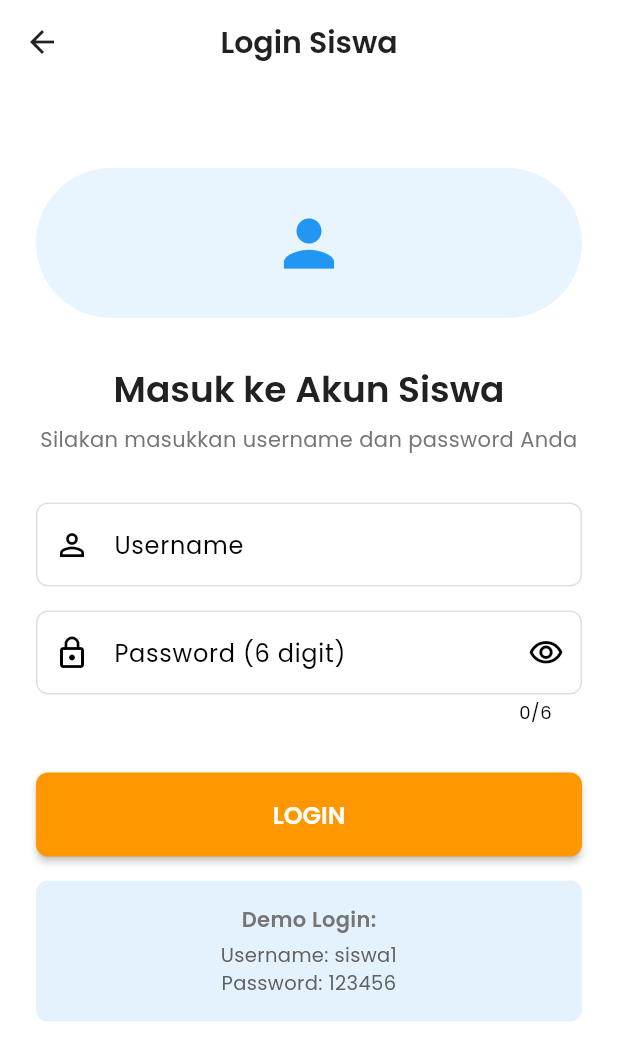
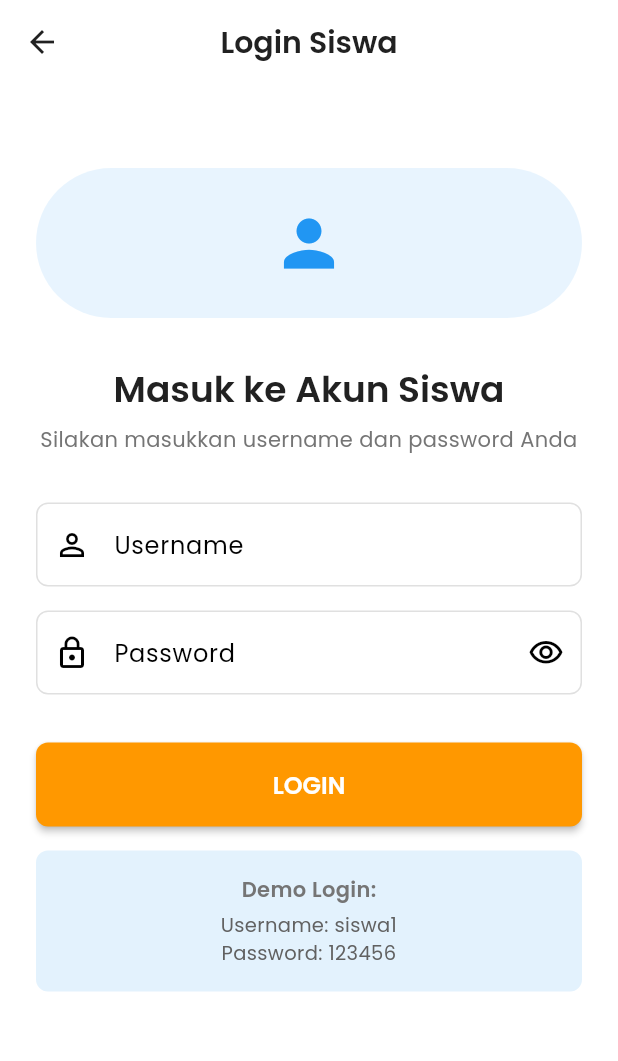
Before and after one commit to ahmadlaiq/sapa-hebat, a Flutter app: the screen it shows after launch, after a tap on "LOGIN SEBAGAI SISWA", on a phone screen of 412 x 824 dp. Shown: the top 1061 px of the screen. Run offline on Flutter 3.47's test engine with Material 3 defaults, Android fonts, the phone set to English and light mode, and no system bars; our stand-ins replace cloud_firestore, firebase_core, firebase_messaging, google_fonts; accounts and stored records are empty.

Commit message:
fix: login

```diff
--- a/lib/screens/login_siswa_screen.dart
+++ b/lib/screens/login_siswa_screen.dart
@@ -125,11 +125,9 @@ class _LoginSiswaScreenState extends State<LoginSiswaScreen> {
                 TextFormField(
                   controller: _passwordController,
                   obscureText: _obscurePassword,
-                  keyboardType: TextInputType.number,
-                  maxLength: 6,
                   decoration: InputDecoration(
-                    labelText: 'Password (6 digit)',
-                    hintText: 'Masukkan password 6 digit',
+                    labelText: 'Password',
+                    hintText: 'Masukkan password',
                     prefixIcon: const Icon(Icons.lock_outline),
                     suffixIcon: IconButton(
                       icon: Icon(
@@ -147,9 +145,6 @@ class _LoginSiswaScreenState extends State<LoginSiswaScreen> {
                   validator: (value) {
                     if (value == null || value.isEmpty) {
                       return 'Password tidak boleh kosong';
-                    }
-                    if (value.length != 6) {
-                      return 'Password harus 6 digit';
                     }
                     return null;
                   },
```
